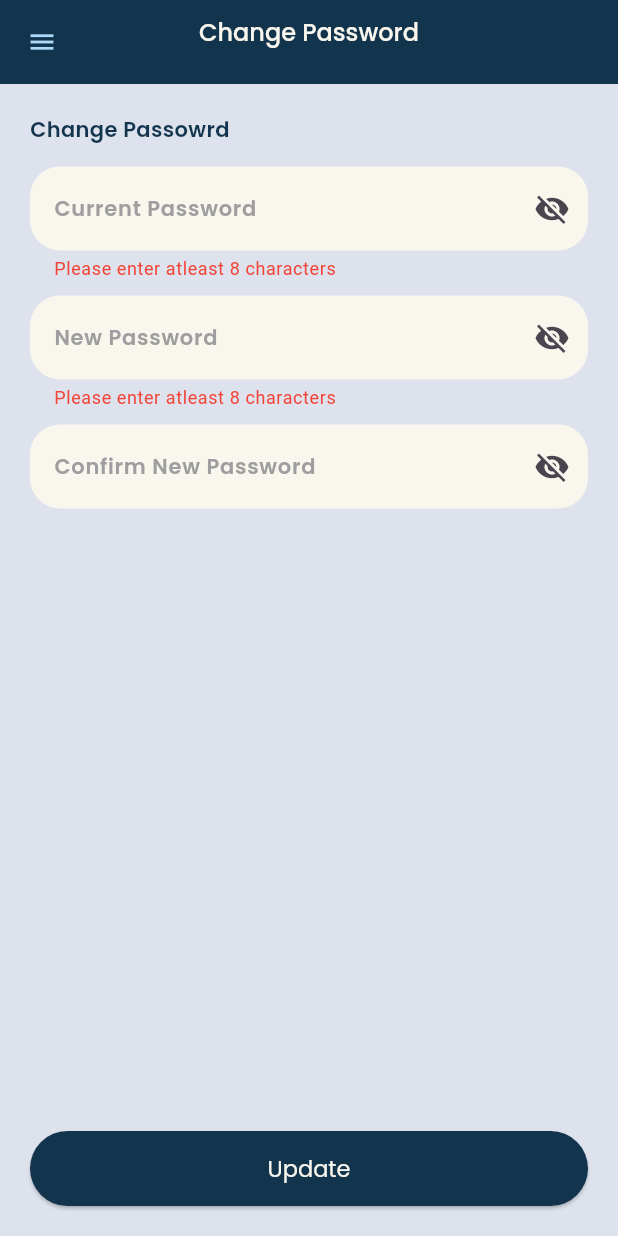
After one commit to neelandrakar/retail_app_flutter, a Flutter app: the ChangePasswordScreen screen opened by its route, after a tap on "Update", on a phone screen of 412 x 824 dp. The commit adds this screen. Run offline on Flutter 3.47's test engine with Material 3 defaults, Android fonts, the phone set to English and light mode, and no system bars; our stand-ins replace camera, dropdown_button2, flutter_map, flutter_rating_bar, geocoding, geolocator and 11 more; missing offline and left inert: cloudinary_public, syncfusion_flutter_core; accounts and stored records are empty.

Commit message:
New push with change password module

```diff
--- a/lib/accounts/screens/target_vs_achievement_screen.dart
+++ b/lib/accounts/screens/target_vs_achievement_screen.dart
@@ -135,12 +135,13 @@ class _TargetVsAchievementScreenState extends State<TargetVsAchievementScreen> {
   void initState() {
     // TODO: implement initState
     super.initState();
-    _getDealersTarget = fetchDealersTarget((){
+      _getDealersTarget = fetchDealersTarget((){
       dealerTargetDataSource = DealerTargetDataSource(dealerTargets: dealerTargetAchievement.target_data);
       emp = Provider.of<EmployeeProvider>(context, listen: false).employee;
     });
+  }
 
-  }
+
 
 
   @override
--- /dev/null
+++ b/lib/change_password/screens/change_password_screen.dart
@@ -0,0 +1,137 @@
+import 'package:flutter/cupertino.dart';
+import 'package:flutter/material.dart';
+import 'package:retail_app_flutter/change_password/services/change_password_services.dart';
+import 'package:retail_app_flutter/constants/custom_elevated_button.dart';
+import 'package:retail_app_flutter/constants/password_textfield.dart';
+import 'package:retail_app_flutter/home/screens/home_screen.dart';
+
+import '../../constants/custom_app_bar.dart';
+import '../../constants/my_colors.dart';
+import '../../constants/my_fonts.dart';
+import '../../constants/utils.dart';
+import '../../sidemenu/screens/side_menu.dart';
+
+class ChangePasswordScreen extends StatefulWidget {
+  static const String routeName = '/change-password-screen';
+  const ChangePasswordScreen({super.key});
+
+  @override
+  State<ChangePasswordScreen> createState() => _ChangePasswordScreenState();
+}
+
+class _ChangePasswordScreenState extends State<ChangePasswordScreen> {
+  int side_menu_item_no = 4;
+  TextEditingController currentPasswordController = TextEditingController();
+  TextEditingController newPasswordController = TextEditingController();
+  TextEditingController confirmNewPasswordController = TextEditingController();
+  ChangePasswordServices changePasswordServices = ChangePasswordServices();
+  bool showHelperText = false;
+  bool min_length_error = false;
+
+  @override
+  Widget build(BuildContext context) {
+    return Scaffold(
+      backgroundColor: MyColors.ashColor,
+      resizeToAvoidBottomInset: false,
+      drawer: Drawer(
+        backgroundColor: MyColors.appBarColor,
+        child: SideMenu(
+          side_menu_item_no: side_menu_item_no,
+        ),
+        width: 280,
+      ),
+      appBar: PreferredSize(
+        preferredSize: const Size.fromHeight(56),
+        child: CustomAppBar(
+          module_name: 'Change Password',
+          emp_name: getEmployeeName(context),
+          leading: Icon(Icons.menu_outlined, color: MyColors.actionsButtonColor, size: 20,),
+        ),
+      ),
+      body: Padding(
+        padding: const EdgeInsets.all(20.0),
+        child: Column(
+          mainAxisAlignment: MainAxisAlignment.spaceBetween,
+          children: [
+            Column(
+              crossAxisAlignment: CrossAxisAlignment.start,
+              children: [
+
+                Text(
+                  'Change Passowrd',
+                  maxLines: 1,
+                  overflow: TextOverflow.ellipsis,
+                  style: const TextStyle(
+                      color: MyColors.appBarColor,
+                      fontSize: 14,
+                      fontFamily: MyFonts.poppins,
+                      fontWeight: FontWeight.w600),
+                ),
+                SizedBox(height: 15),
+                PasswordTextField(
+                  textFieldColor: MyColors.boneWhite,
+                  hintText: 'Current Password',
+                  labelText: 'Enter current password',
+                  controller: currentPasswordController,
+                  helperText: min_length_error ? 'Please enter atleast 8 characters' : null,
+                ),
+                SizedBox(height: 10),
+                PasswordTextField(
+                  textFieldColor: MyColors.boneWhite,
+                  hintText: 'New Password',
+                  labelText: 'Enter new password',
+                  controller: newPasswordController,
+                  helperText: min_length_error ? 'Please enter atleast 8 characters' : null,
+                ),
+                SizedBox(height: 10),
+                PasswordTextField(
+                  textFieldColor: MyColors.boneWhite,
+                  hintText: 'Confirm New Password',
+                  labelText: 'Confirm New Password',
+                  controller: confirmNewPasswordController,
+                  helperText: showHelperText ? 'Both passwords should match' : null,
+                ),
+              ],
+            ),
+            CustomElevatedButton(
+                buttonText: 'Update',
+                buttonColor: MyColors.appBarColor,
+                buttonTextColor: MyColors.boneWhite,
+                height: 50,
+                textSize: 15,
+                onClick: (){
+
+                  if(currentPasswordController.text.length >= 8 || newPasswordController.text.length >= 8) {
+                    if (newPasswordController.text ==
+                        confirmNewPasswordController.text) {
+                      changePasswordServices.changePassword(
+                          context: context,
+                          onSuccess: () {
+                            Navigator.pushNamed(context, HomeScreen.routeName);
+                          },
+                          old_password: currentPasswordController.text,
+                          new_password: confirmNewPasswordController.text
+                      );
+                      setState(() {
+                        min_length_error = false;
+                        showHelperText = false;
+                      });
+                    } else {
+                      setState(() {
+                        min_length_error = false;
+                        showHelperText = true;
+                      });
+                    }
+                  } else {
+                    setState(() {
+                      min_length_error = true;
+                    });
+                  }
+                }
+            ),
+          ],
+        ),
+      ),
+    );
+  }
+}
--- a/lib/constants/global_variables.dart
+++ b/lib/constants/global_variables.dart
@@ -3,7 +3,7 @@ import 'package:retail_app_flutter/models/pending_data_model.dart';
 
 import '../models/submitted_visit_model.dart';
 
-String uri = 'http://192.168.243.6:3000';
+String uri = 'http://192.168.181.6:3000';
 String appVersion = 'NA';
 double currentLatitude = 0.0;
 double currentLongitude = 0.0;
--- /dev/null
+++ b/lib/constants/password_textfield.dart
@@ -0,0 +1,60 @@
+import 'package:flutter/material.dart';
+import 'package:retail_app_flutter/constants/my_colors.dart';
+
+import 'my_fonts.dart';
+
+class PasswordTextField extends StatefulWidget {
+  final Color textFieldColor;
+  final String hintText;
+  final String labelText;
+  final String? helperText;
+  final TextEditingController controller;
+  const PasswordTextField({super.key, required this.textFieldColor, required this.hintText, required this.labelText, required this.controller, this.helperText});
+
+  @override
+  State<PasswordTextField> createState() => _PasswordTextFieldState();
+}
+
+class _PasswordTextFieldState extends State<PasswordTextField> {
+  bool showPassword = false;
+  @override
+  Widget build(BuildContext context) {
+    return TextField(
+      obscureText: !showPassword,
+      controller: widget.controller,
+      decoration: InputDecoration(
+        border: OutlineInputBorder(
+            borderRadius: BorderRadius.circular(20),
+            borderSide: BorderSide.none
+        ),
+        hintText: widget.hintText,
+        helperText: widget.helperText,
+        helperStyle: TextStyle(
+            color: MyColors.redColor
+        ),
+        hintStyle: TextStyle(
+            color: MyColors.greyColor,
+            fontSize: 14,
+            fontFamily: MyFonts.poppins,
+            fontWeight: FontWeight.w600),
+        suffixIcon: IconButton(
+          icon: Icon(showPassword
+              ? Icons.visibility
+              : Icons.visibility_off),
+          onPressed: () {
+            setState(
+                  () {
+                    showPassword = !showPassword;
+              },
+            );
+          },
+        ),
+        alignLabelWithHint: false,
+        filled: true,
+        fillColor: widget.textFieldColor
+      ),
+      keyboardType: TextInputType.visiblePassword,
+      textInputAction: TextInputAction.done,
+    );
+  }
+}
--- a/lib/router.dart
+++ b/lib/router.dart
@@ -5,6 +5,7 @@ import 'package:retail_app_flutter/accounts/screens/create_account_screen.dart';
 import 'package:retail_app_flutter/accounts/screens/target_vs_achievement_screen.dart';
 import 'package:retail_app_flutter/attendance/screens/attendance_screen.dart';
 import 'package:retail_app_flutter/attendance/screens/submit_odometer_screen.dart';
+import 'package:retail_app_flutter/change_password/screens/change_password_screen.dart';
 import 'package:retail_app_flutter/constants/camera_screen.dart';
 import 'package:retail_app_flutter/constants/global_variables.dart';
 import 'package:retail_app_flutter/home/screens/home_screen.dart';
@@ -78,6 +79,12 @@ Route<dynamic> generateRoute(RouteSettings routeSettings){
           builder: (_) => PendingDataScreen()
       );
 
+    case ChangePasswordScreen.routeName:
+      return MaterialPageRoute(
+          settings: routeSettings,
+          builder: (_) => ChangePasswordScreen()
+      );
+
     case TargetVsAchievementScreen.routeName:
       return MaterialPageRoute(
           settings: routeSettings,
```
Also changed, not shown: lib/accounts/widgets/dealer_target_data_grid.dart (+14 -13 lines), lib/change_password/services/change_password_services.dart (added, +59 -0 lines), lib/constants/utils.dart (+15 -7 lines), lib/sidemenu/screens/side_menu.dart (+7 -0 lines), 2 other files.
